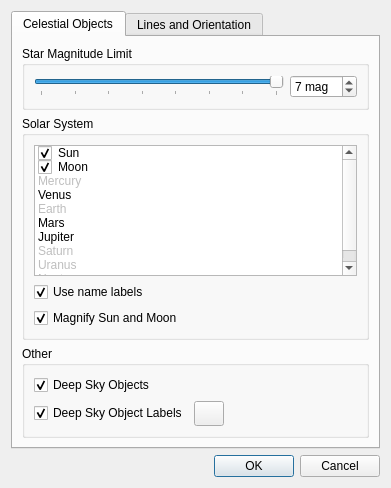
Qt form src/plugins/render/stars/StarsConfigWidget.ui (KDE/marble) before a commit.
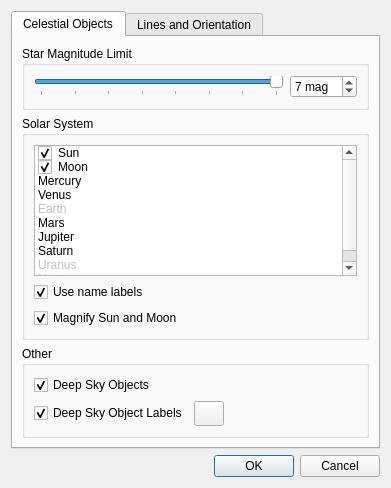
The same form after that commit.

Commit message:
Mercury and Saturn added to Stars Plugin
Planets added, rendering + UI support

Diff of the .ui file:
```diff
--- a/src/plugins/render/stars/StarsConfigWidget.ui
+++ b/src/plugins/render/stars/StarsConfigWidget.ui
@@ -99,9 +99,6 @@
              <property name="checkState">
               <enum>Unchecked</enum>
              </property>
-             <property name="flags">
-              <set>ItemIsSelectable|ItemIsDragEnabled|ItemIsUserCheckable</set>
-             </property>
             </item>
             <item>
              <property name="text">
@@ -145,9 +142,6 @@
              <property name="checkState">
               <enum>Unchecked</enum>
              </property>
-             <property name="flags">
-              <set>ItemIsSelectable|ItemIsDragEnabled|ItemIsUserCheckable</set>
-             </property>
             </item>
             <item>
              <property name="text">
```
The commit also changes 2 other files.
